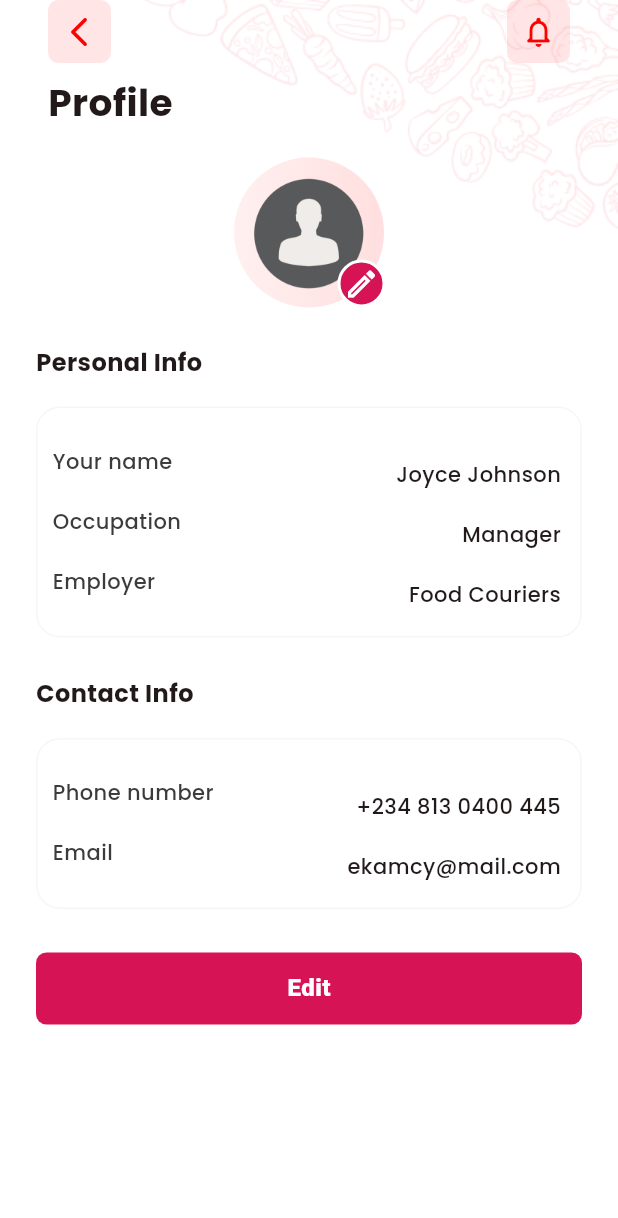
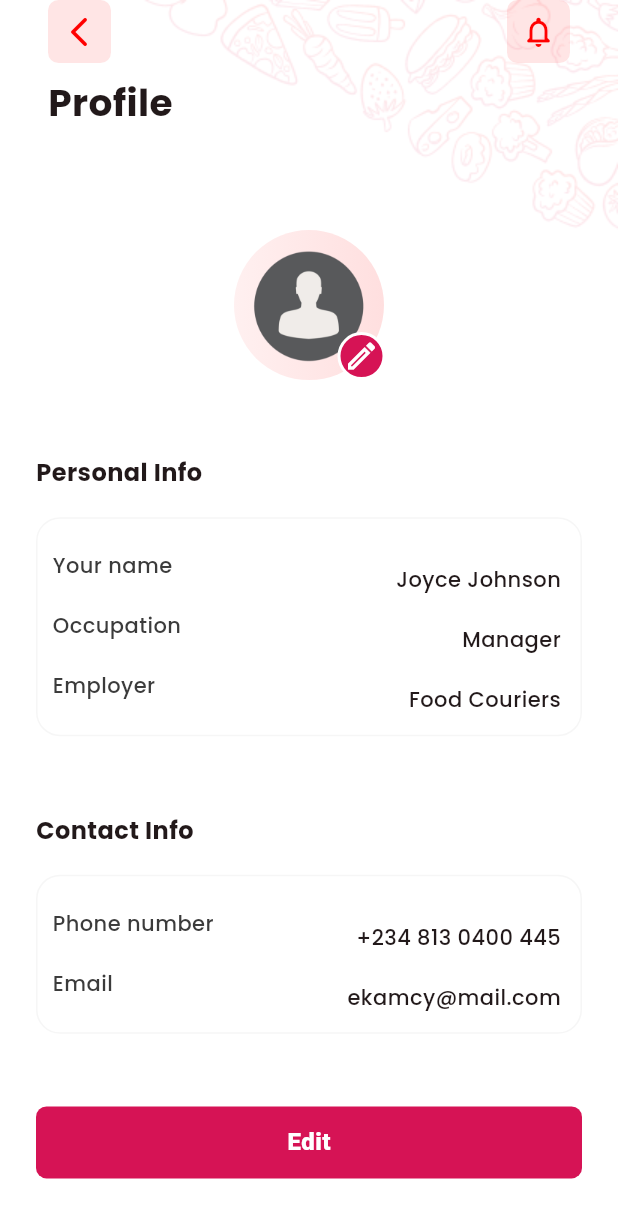
Before and after one commit to Anser-Ishaq/Food-Courier-App, a Flutter app: the BottomNavigationScreen screen opened by its route, item 2 of the bottom bar chosen, on a phone screen of 412 x 824 dp. Shown: the top 1218 px of the screen. Run offline on Flutter 3.47's test engine with Material 3 defaults, Android fonts, the light colour scheme and no system bars; our stand-ins replace cloud_firestore, delightful_toast, firebase_auth, firebase_core, flutter_dotenv, geocoding and 6 more; accounts and stored records are empty.

Commit message:
fixed issue with ui in ProfileScreen

```diff
--- a/lib/screens/bottom_navigation/bottom_navigation_screen.dart
+++ b/lib/screens/bottom_navigation/bottom_navigation_screen.dart
@@ -43,7 +43,14 @@ class _BottomNavigationScreenState extends State<BottomNavigationScreen> {
 
   @override
   Widget build(BuildContext context) {
-    return Scaffold(
+    return PopScope(
+      canPop: _selectedIndex != 0 ? false : true,
+      onPopInvokedWithResult: (didPop, result) {
+        if (_selectedIndex != 0) {
+          _onItemTapped(0);
+        }
+      },
+      child: Scaffold(
         backgroundColor: AppColors.white,
         body: IndexedStack(
           index: _selectedIndex,
@@ -142,6 +149,7 @@ class _BottomNavigationScreenState extends State<BottomNavigationScreen> {
             ],
           ),
         ),
+      ),
     );
   }
 }
--- a/lib/screens/finish_order/finish_order_screen.dart
+++ b/lib/screens/finish_order/finish_order_screen.dart
@@ -38,7 +38,10 @@ class _FinishOrderScreenState extends State<FinishOrderScreen> {
           SizedBox(
             width: MediaQuery.of(context).size.width,
             height: MediaQuery.of(context).size.height,
-            child: Image.asset(Images.splashPattern),
+            child: Image.asset(
+              Images.splashPattern,
+              fit: BoxFit.contain,
+            ),
           ),
           Positioned(
             top: MediaQuery.of(context).size.height * 0.274,
@@ -220,7 +223,7 @@ class _FinishOrderScreenState extends State<FinishOrderScreen> {
     );
   }
 
-    Widget _starRating() {
+  Widget _starRating() {
     return Row(
       mainAxisAlignment: MainAxisAlignment.center,
       children: List.generate(5, (index) {
@@ -228,7 +231,9 @@ class _FinishOrderScreenState extends State<FinishOrderScreen> {
           icon: Icon(
             Icons.star_rate_rounded,
             size: 30,
-            color: index < _rating ? const Color(0xFFFEAD1D) : const Color(0xFFFEAD1D).withOpacity(0.3),
+            color: index < _rating
+                ? const Color(0xFFFEAD1D)
+                : const Color(0xFFFEAD1D).withOpacity(0.3),
           ),
           onPressed: () {
             setState(() {
--- a/lib/screens/profile/profile_screen.dart
+++ b/lib/screens/profile/profile_screen.dart
@@ -101,21 +101,26 @@ class _ProfileScreenState extends State<ProfileScreen> {
                       ),
                     ),
                   ),
+                  const SizedBox(height: 20),
                   Expanded(
-                    child: SingleChildScrollView(
+                    child: Padding(
                       padding: const EdgeInsets.symmetric(horizontal: 24),
                       child: Column(
+                        mainAxisAlignment: MainAxisAlignment.spaceEvenly,
                         children: [
                           PfpBox(
                             imageURL: Images.person,
                             onTap: () {},
                           ),
+                          Column(
+                            children: [
                               const SubheadingText(
                                 text: 'Personal Info',
                               ),
                               ListContainer(
                                 child: Column(
-                              mainAxisAlignment: MainAxisAlignment.spaceEvenly,
+                                  mainAxisAlignment:
+                                      MainAxisAlignment.spaceEvenly,
                                   mainAxisSize: MainAxisSize.min,
                                   children: [
                                     ListItemRow(
@@ -127,9 +132,11 @@ class _ProfileScreenState extends State<ProfileScreen> {
                                       ),
                                     ),
                                     ListItemRow(
-                                  label: const ListLabel(text: 'Occupation'),
+                                      label:
+                                          const ListLabel(text: 'Occupation'),
                                       data: ListData(
-                                    textEditingController: _occupationController,
+                                        textEditingController:
+                                            _occupationController,
                                         readOnly: false,
                                         keyboardType: TextInputType.text,
                                       ),
@@ -137,7 +144,8 @@ class _ProfileScreenState extends State<ProfileScreen> {
                                     ListItemRow(
                                       label: const ListLabel(text: 'Employer'),
                                       data: ListData(
-                                    textEditingController: _employerController,
+                                        textEditingController:
+                                            _employerController,
                                         readOnly: false,
                                         keyboardType: TextInputType.text,
                                       ),
@@ -155,18 +163,25 @@ class _ProfileScreenState extends State<ProfileScreen> {
                                   ],
                                 ),
                               ),
+                            ],
+                          ),
+                          Column(
+                            children: [
                               const SubheadingText(
                                 text: 'Contact Info',
                               ),
                               ListContainer(
                                 child: Column(
-                              mainAxisAlignment: MainAxisAlignment.spaceEvenly,
+                                  mainAxisAlignment:
+                                      MainAxisAlignment.spaceEvenly,
                                   mainAxisSize: MainAxisSize.min,
                                   children: [
                                     ListItemRow(
-                                  label: const ListLabel(text: 'Phone number'),
+                                      label:
+                                          const ListLabel(text: 'Phone number'),
                                       data: ListData(
-                                    textEditingController: _numberController,
+                                        textEditingController:
+                                            _numberController,
                                         readOnly: false,
                                         keyboardType: TextInputType.number,
                                       ),
@@ -176,11 +191,14 @@ class _ProfileScreenState extends State<ProfileScreen> {
                                       data: ListData(
                                         textEditingController: _emailController,
                                         readOnly: true,
-                                    keyboardType: TextInputType.emailAddress,
+                                        keyboardType:
+                                            TextInputType.emailAddress,
                                       ),
                                     ),
                                   ],
                                 ),
+                              ),
+                            ],
                           ),
                           CustomButton(
                             buttonText: 'Edit',
@@ -192,7 +210,7 @@ class _ProfileScreenState extends State<ProfileScreen> {
                   ),
                 ],
               ),
-            )
+            ),
           ],
         ),
       ),
--- a/lib/screens/profile/widgets/custom_button.dart
+++ b/lib/screens/profile/widgets/custom_button.dart
@@ -17,7 +17,7 @@ class CustomButton extends StatelessWidget {
       onTap: onTap,
       child: Container(
         alignment: Alignment.center,
-        margin: const EdgeInsets.only(top: 14, bottom: 9),
+        margin: const EdgeInsets.only(top: 5, bottom: 10),
         padding: const EdgeInsets.all(12),
         decoration: BoxDecoration(
           color: AppColors.primary,
--- a/lib/screens/profile/widgets/list_container.dart
+++ b/lib/screens/profile/widgets/list_container.dart
@@ -12,7 +12,7 @@ class ListContainer extends StatelessWidget {
   Widget build(BuildContext context) {
     return Container(
       margin: const EdgeInsets.symmetric(vertical: 15),
-      padding: const EdgeInsets.symmetric(horizontal: 10, vertical: 16),
+      padding: const EdgeInsets.symmetric(horizontal: 10, vertical: 12),
       decoration: BoxDecoration(
           borderRadius: BorderRadius.circular(16),
           border: Border.all(width: 1, color: const Color(0xFFF6F6F6))),
--- a/lib/screens/profile/widgets/subheading_text.dart
+++ b/lib/screens/profile/widgets/subheading_text.dart
@@ -12,7 +12,7 @@ class SubheadingText extends StatelessWidget {
   Widget build(BuildContext context) {
     return Container(
       width: MediaQuery.of(context).size.width,
-      margin: const EdgeInsets.only(top: 10, bottom: 3,),
+      margin: const EdgeInsets.only(top: 7, bottom: 3,),
       child: Text(
         text,
         style: const TextStyle(
```
Lines whose indentation alone changed are shown as unchanged.
